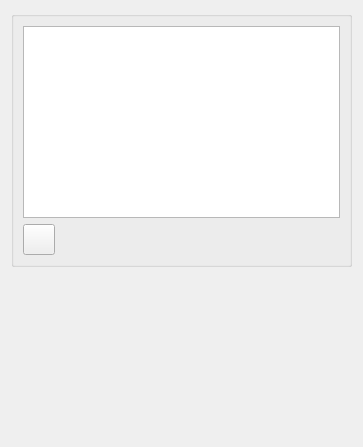
ghorwin/SIM-VICUS, file SIM-VICUS/src/SVPropBuildingEditWidget.ui: the form before one commit.
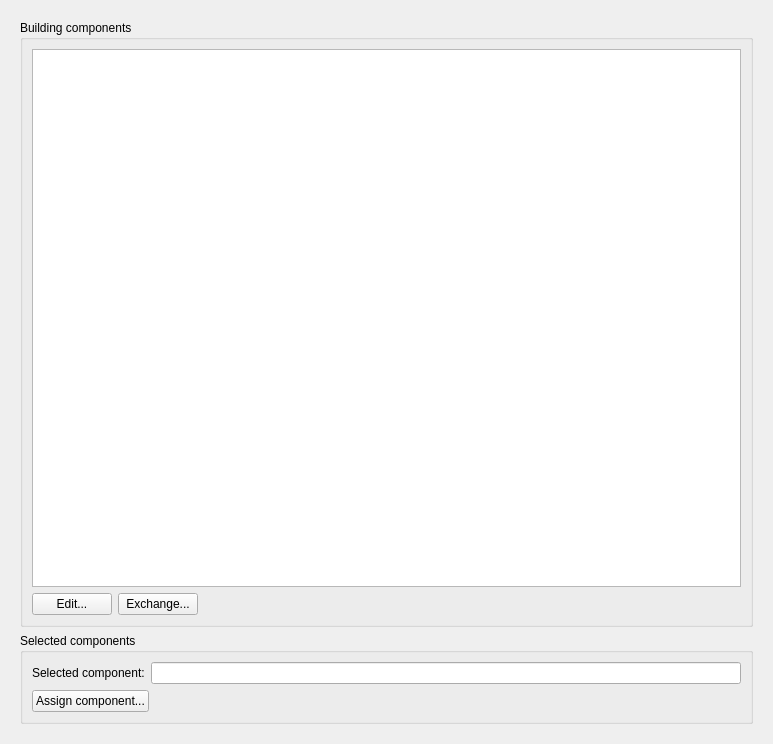
The form after the commit. The open tabs and pages were chosen to show the change. Icons and pictures are not drawn.

```diff
--- a/SIM-VICUS/src/SVPropBuildingEditWidget.ui
+++ b/SIM-VICUS/src/SVPropBuildingEditWidget.ui
@@ -6,8 +6,8 @@
    <rect>
     <x>0</x>
     <y>0</y>
-    <width>363</width>
-    <height>447</height>
+    <width>773</width>
+    <height>744</height>
    </rect>
   </property>
   <property name="windowTitle">
@@ -15,16 +15,23 @@
   </property>
   <layout class="QVBoxLayout" name="verticalLayout">
    <item>
-    <widget class="QGroupBox" name="groupBoxObjectList">
+    <widget class="QStackedWidget" name="stackedWidget">
+     <widget class="QWidget" name="pageEmpty"/>
+     <widget class="QWidget" name="pageComponents">
+      <layout class="QVBoxLayout" name="verticalLayoutComponents">
+       <item>
+        <widget class="QGroupBox" name="groupBox">
+         <property name="title">
+          <string>Building components</string>
+         </property>
      <layout class="QGridLayout" name="gridLayout">
-      <item row="0" column="0" colspan="2">
-       <widget class="QTableWidget" name="tableWidgetObjects"/>
+          <item row="0" column="0" colspan="3">
+           <widget class="QTableWidget" name="tableWidgetComponents"/>
       </item>
       <item row="1" column="0">
-       <widget class="QToolButton" name="toolButtonEdit">
-        <property name="icon">
-         <iconset resource="../resources/SIM-VICUS.qrc">
-          <normaloff>:/gfx/actions/24x24/edit.png</normaloff>:/gfx/actions/24x24/edit.png</iconset>
+           <widget class="QPushButton" name="pushButtonEditComponents">
+            <property name="text">
+             <string>Edit...</string>
         </property>
         <property name="iconSize">
          <size>
@@ -35,6 +42,13 @@
        </widget>
       </item>
       <item row="1" column="1">
+           <widget class="QPushButton" name="pushButtonExchangeComponents">
+            <property name="text">
+             <string>Exchange...</string>
+            </property>
+           </widget>
+          </item>
+          <item row="1" column="2">
        <spacer name="horizontalSpacer">
         <property name="orientation">
          <enum>Qt::Horizontal</enum>
@@ -51,19 +65,60 @@
     </widget>
    </item>
    <item>
-    <widget class="QWidget" name="widgetStretch" native="true">
-     <property name="sizePolicy">
-      <sizepolicy hsizetype="Preferred" vsizetype="Expanding">
-       <horstretch>0</horstretch>
-       <verstretch>0</verstretch>
-      </sizepolicy>
-     </property>
-    </widget>
-   </item>
-  </layout>
- </widget>
- <resources>
-  <include location="../resources/SIM-VICUS.qrc"/>
- </resources>
+        <widget class="QGroupBox" name="groupBox_2">
+         <property name="title">
+          <string>Selected components</string>
+         </property>
+         <layout class="QGridLayout" name="gridLayout_2">
+          <item row="0" column="0">
+           <widget class="QLabel" name="label">
+            <property name="text">
+             <string>Selected component:</string>
+            </property>
+           </widget>
+          </item>
+          <item row="0" column="1">
+           <widget class="QLineEdit" name="lineEditSelectedComponent"/>
+          </item>
+          <item row="1" column="0" colspan="2">
+           <layout class="QHBoxLayout" name="horizontalLayout">
+            <item>
+             <widget class="QPushButton" name="pushButtonAssignComponent">
+              <property name="text">
+               <string>Assign component...</string>
+              </property>
+              <property name="iconSize">
+               <size>
+                <width>24</width>
+                <height>24</height>
+               </size>
+              </property>
+             </widget>
+            </item>
+            <item>
+             <spacer name="horizontalSpacer_2">
+              <property name="orientation">
+               <enum>Qt::Horizontal</enum>
+              </property>
+              <property name="sizeHint" stdset="0">
+               <size>
+                <width>558</width>
+                <height>20</height>
+               </size>
+              </property>
+             </spacer>
+            </item>
+           </layout>
+          </item>
+         </layout>
+        </widget>
+       </item>
+      </layout>
+     </widget>
+    </widget>
+   </item>
+  </layout>
+ </widget>
+ <resources/>
  <connections/>
 </ui>
```
Left out of the diff: 3 changed lines with no effect on the pictures. Lines whose indentation alone changed are shown as unchanged.
